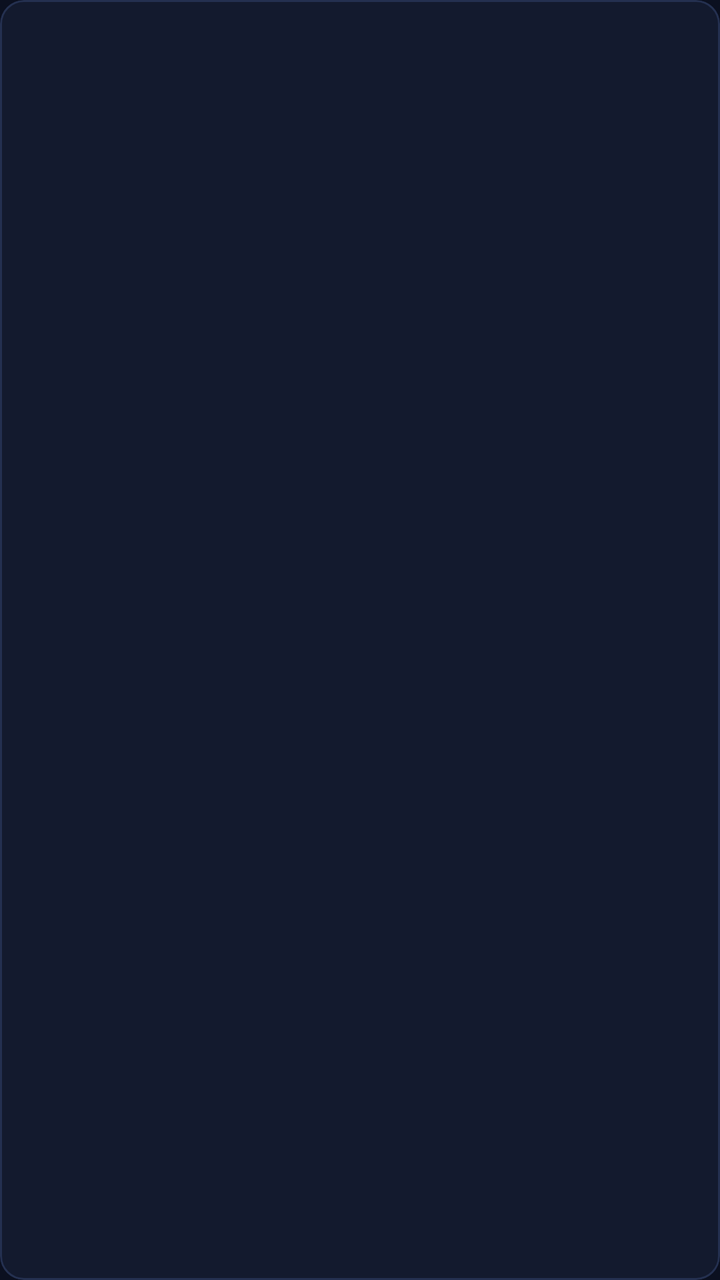
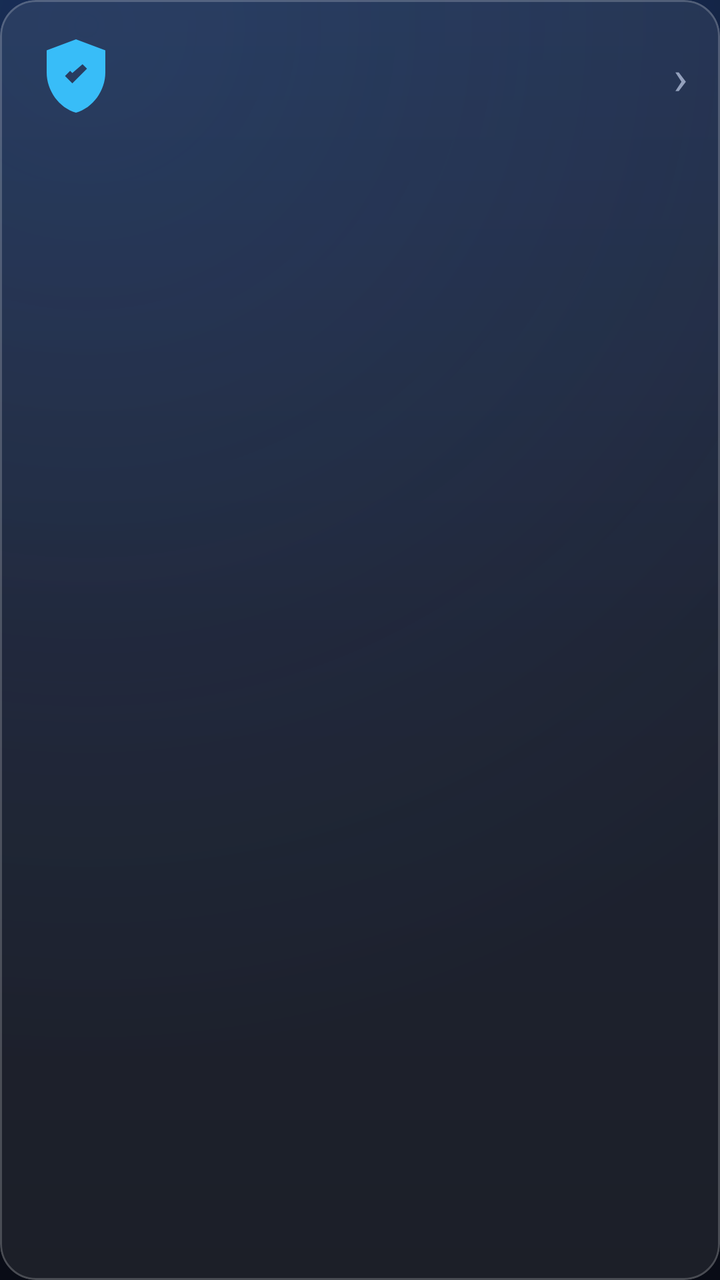

Screens rendered from an Android XML layout before and after an edit, with the pre-edit source and the edit as a unified diff.
<!-- AndroidManifest.xml: application theme Theme.CyberShield -->
<!-- res/layout/item_edu.xml -->
<?xml version="1.0" encoding="utf-8"?>
<com.google.android.material.card.MaterialCardView xmlns:android="http://schemas.android.com/apk/res/android"
    xmlns:app="http://schemas.android.com/apk/res-auto"
    android:layout_width="match_parent"
    android:layout_height="wrap_content"
    android:layout_marginBottom="8dp"
    app:cardBackgroundColor="@color/panel"
    app:strokeColor="@color/edge"
    app:strokeWidth="1dp"
    app:cardCornerRadius="12dp">

    <LinearLayout
        android:layout_width="match_parent"
        android:layout_height="wrap_content"
        android:orientation="vertical"
        android:padding="14dp">

        <TextView
            android:id="@+id/eTitle"
            android:layout_width="match_parent"
            android:layout_height="wrap_content"
            android:textColor="@color/text"
            android:textStyle="bold"
            android:text="" />

        <TextView
            android:id="@+id/eSummary"
            android:layout_width="match_parent"
            android:layout_height="wrap_content"
            android:layout_marginTop="4dp"
            android:textColor="@color/muted"
            android:textSize="13sp"
            android:text="" />
    </LinearLayout>
</com.google.android.material.card.MaterialCardView>
<!-- resources referenced by this layout -->
<resources>
  <color name="edge">#243050</color>
  <color name="muted">#93A0BC</color>
  <color name="panel">#131A2E</color>
  <color name="text">#E7ECF5</color>
  <style name="Theme.CyberShield" parent="Theme.Material3.DynamicColors.DayNight">
          <item name="colorPrimary">@color/sky</item>
          <item name="android:colorBackground">@color/ink</item>
          <item name="android:windowBackground">@color/ink</item>
          <item name="android:statusBarColor">@color/ink</item>
          <item name="android:navigationBarColor">@color/ink</item>
      </style>
  <color name="sky">#38BDF8</color>
  <color name="ink">#0B1020</color>
</resources>

<!-- the commit's change to res/layout/item_edu.xml (unified diff, before → after) -->
@@ -3,33 +3,57 @@
     xmlns:app="http://schemas.android.com/apk/res-auto"
     android:layout_width="match_parent"
     android:layout_height="wrap_content"
-    android:layout_marginBottom="8dp"
-    app:cardBackgroundColor="@color/panel"
-    app:strokeColor="@color/edge"
+    android:layout_marginBottom="10dp"
+    app:cardBackgroundColor="@color/glass"
+    app:strokeColor="@color/glass_edge"
     app:strokeWidth="1dp"
-    app:cardCornerRadius="12dp">
+    app:cardCornerRadius="18dp">
 
     <LinearLayout
         android:layout_width="match_parent"
         android:layout_height="wrap_content"
-        android:orientation="vertical"
-        android:padding="14dp">
+        android:orientation="horizontal"
+        android:gravity="center_vertical"
+        android:padding="16dp">
+
+        <ImageView
+            android:id="@+id/eIcon"
+            android:layout_width="44dp"
+            android:layout_height="44dp"
+            android:layout_marginEnd="14dp"
+            android:src="@drawable/ic_shield"
+            android:contentDescription="@null" />
+
+        <LinearLayout
+            android:layout_width="0dp"
+            android:layout_height="wrap_content"
+            android:layout_weight="1"
+            android:orientation="vertical">
+
+            <TextView
+                android:id="@+id/eTitle"
+                android:layout_width="match_parent"
+                android:layout_height="wrap_content"
+                android:textColor="@color/text"
+                android:textStyle="bold"
+                android:textSize="16sp"
+                android:text="" />
+
+            <TextView
+                android:id="@+id/eSummary"
+                android:layout_width="match_parent"
+                android:layout_height="wrap_content"
+                android:layout_marginTop="4dp"
+                android:textColor="@color/muted"
+                android:textSize="13sp"
+                android:text="" />
+        </LinearLayout>
 
         <TextView
-            android:id="@+id/eTitle"
-            android:layout_width="match_parent"
+            android:layout_width="wrap_content"
             android:layout_height="wrap_content"
-            android:textColor="@color/text"
-            android:textStyle="bold"
-            android:text="" />
-
-        <TextView
-            android:id="@+id/eSummary"
-            android:layout_width="match_parent"
-            android:layout_height="wrap_content"
-            android:layout_marginTop="4dp"
+            android:text="›"
             android:textColor="@color/muted"
-            android:textSize="13sp"
-            android:text="" />
+            android:textSize="24sp" />
     </LinearLayout>
 </com.google.android.material.card.MaterialCardView>
<!-- resource entries referenced after the edit -->
@@ -1,17 +1,56 @@
 <!-- resources referenced by this layout -->
 <resources>
-  <color name="edge">#243050</color>
+  <color name="glass">#14FFFFFF</color>
+  <color name="glass_edge">#33FFFFFF</color>
   <color name="muted">#93A0BC</color>
-  <color name="panel">#131A2E</color>
   <color name="text">#E7ECF5</color>
+  <!-- drawable ic_shield (drawable) -->
+  <vector xmlns:android="http://schemas.android.com/apk/res/android"
+      android:width="24dp"
+      android:height="24dp"
+      android:viewportWidth="24"
+      android:viewportHeight="24"
+      android:tint="#38BDF8">
+      <path
+          android:fillColor="@android:color/white"
+          android:pathData="M12,2L4,5v6c0,5 3.4,9.7 8,11c4.6,-1.3 8,-6 8,-11V5L12,2zM12,7l3,3l-4,4l-2,-2l1.4,-1.4l0.6,0.6L14,8.6L12,7z" />
+  </vector>
   <style name="Theme.CyberShield" parent="Theme.Material3.DynamicColors.DayNight">
           <item name="colorPrimary">@color/sky</item>
           <item name="android:colorBackground">@color/ink</item>
-          <item name="android:windowBackground">@color/ink</item>
-          <item name="android:statusBarColor">@color/ink</item>
-          <item name="android:navigationBarColor">@color/ink</item>
+          <item name="android:windowBackground">@drawable/bg_gradient</item>
+          <item name="android:statusBarColor">@color/bg_b</item>
+          <item name="android:navigationBarColor">@color/bg_c</item>
+          <item name="android:windowLightStatusBar">false</item>
       </style>
   <color name="sky">#38BDF8</color>
   <color name="ink">#0B1020</color>
+  <!-- drawable bg_gradient (drawable) -->
+  <?xml version="1.0" encoding="utf-8"?>
+  <layer-list xmlns:android="http://schemas.android.com/apk/res/android">
+      <item>
+          <shape android:shape="rectangle">
+              <gradient
+                  android:type="linear"
+                  android:angle="120"
+                  android:startColor="@color/bg_a"
+                  android:centerColor="@color/bg_b"
+                  android:endColor="@color/bg_c" />
+          </shape>
+      </item>
+      <item>
+          <shape android:shape="rectangle">
+              <gradient
+                  android:type="radial"
+                  android:gradientRadius="520dp"
+                  android:centerX="0.12" android:centerY="0.02"
+                  android:startColor="#2A2E6FCF"
+                  android:endColor="#00000000" />
+          </shape>
+      </item>
+  </layer-list>
+  <color name="bg_b">#0B1020</color>
+  <color name="bg_c">#090C16</color>
+  <color name="bg_a">#12203E</color>
 </resources>
 
